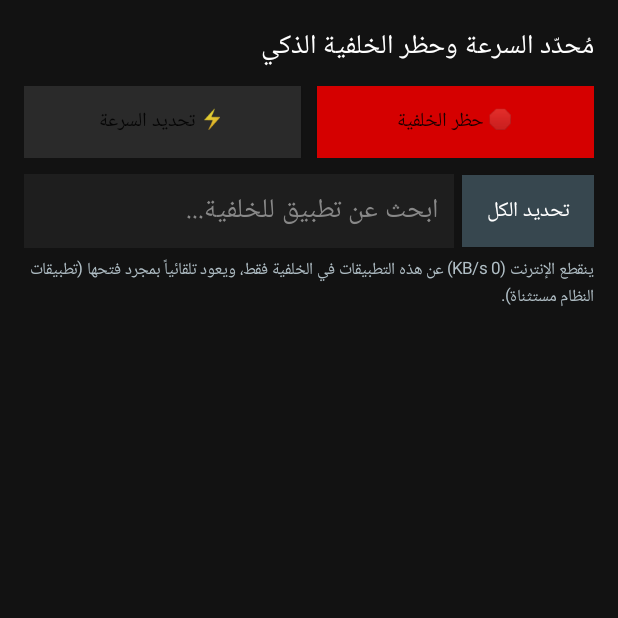
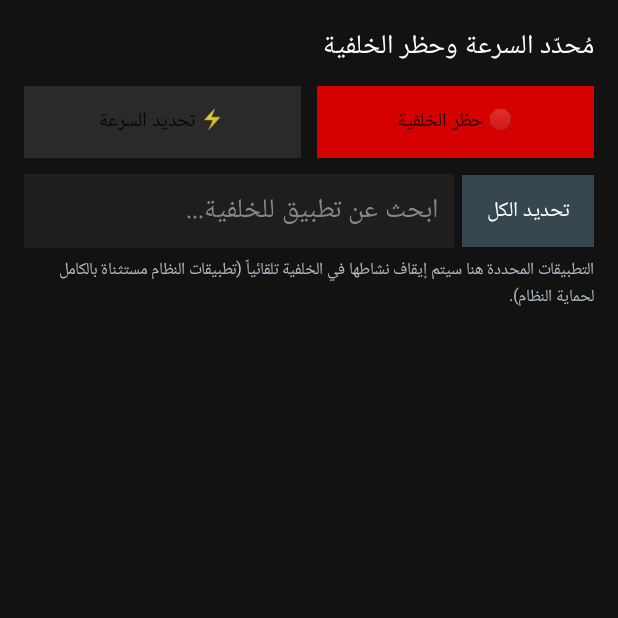
Before and after one commit to rew733/SpeedLimiter, an Android app: the screen it shows after launch (MainActivity), after a tap on "🛑 حظر الخلفية", on a phone screen of 412 x 824 dp, the top half of it. Run offline under Robolectric (Android 15) with nearby library versions, the phone set to English and light mode, and no system bars.

Commit message:
Refactor MainActivity: Clean up imports and UI text
Removed unused imports and updated text for UI elements to improve clarity.

```diff
--- a/app/src/main/java/com/example/speedlimiter/MainActivity.kt
+++ b/app/src/main/java/com/example/speedlimiter/MainActivity.kt
@@ -2,7 +2,6 @@ package com.example.speedlimiter
 
 import android.Manifest
 import android.app.Activity
-import android.app.AppOpsManager
 import android.content.Context
 import android.content.Intent
 import android.content.pm.ApplicationInfo
@@ -12,8 +11,6 @@ import android.graphics.drawable.Drawable
 import android.net.VpnService
 import android.os.Build
 import android.os.Bundle
-import android.os.Process
-import android.provider.Settings
 import android.text.Editable
 import android.text.InputType
 import android.text.TextWatcher
@@ -85,7 +82,7 @@ class MainActivity : AppCompatActivity() {
         }
 
         val titleText = TextView(this).apply {
-            text = "مُحدّد السرعة وحظر الخلفية الذكي"
+            text = "مُحدّد السرعة وحظر الخلفية"
             textSize = 18f
             setTextColor(Color.WHITE)
             setPadding(0, 0, 0, 16)
@@ -216,7 +213,7 @@ class MainActivity : AppCompatActivity() {
         speedLayoutContainer.addView(speedListView)
         rootLayout.addView(speedLayoutContainer)
 
-        // تبويب حظر الخلفية الذكي
+        // تبويب حظر الخلفية
         bgLayoutContainer = LinearLayout(this).apply {
             orientation = LinearLayout.VERTICAL
             layoutParams = LinearLayout.LayoutParams(ViewGroup.LayoutParams.MATCH_PARENT, 0, 1f)
@@ -255,7 +252,7 @@ class MainActivity : AppCompatActivity() {
         bgLayoutContainer.addView(bgHeaderRow)
 
         val bgInfoText = TextView(this).apply {
-            text = "ينقطع الإنترنت (0 KB/s) عن هذه التطبيقات في الخلفية فقط، ويعود تلقائياً بمجرد فتحها (تطبيقات النظام مستثناة)."
+            text = "التطبيقات المحددة هنا سيتم إيقاف نشاطها في الخلفية تلقائياً (تطبيقات النظام مستثناة بالكامل لحماية النظام)."
             textSize = 11f
             setTextColor(Color.parseColor("#B0BEC5"))
             setPadding(0, 0, 0, 8)
@@ -302,22 +299,7 @@ class MainActivity : AppCompatActivity() {
             bgLayoutContainer.visibility = View.VISIBLE
             tabSpeedBtn.setBackgroundColor(Color.parseColor("#2A2A2A"))
             tabBgBtn.setBackgroundColor(Color.parseColor("#D50000"))
-            if (!hasUsageStatsPermission()) {
-                Toast.makeText(this, "فعّل إذن 'الوصول إلى بيانات الاستخدام' لتمييز التطبيق المفتوح تلقائياً", Toast.LENGTH_LONG).show()
-                startActivity(Intent(Settings.ACTION_USAGE_ACCESS_SETTINGS))
-            }
         }
-    }
-
-    private fun hasUsageStatsPermission(): Boolean {
-        val appOps = getSystemService(Context.APP_OPS_SERVICE) as AppOpsManager
-        val mode = if (Build.VERSION.SDK_INT >= Build.VERSION_CODES.Q) {
-            appOps.unsafeCheckOpNoThrow(AppOpsManager.OPSTR_GET_USAGE_STATS, Process.myUid(), packageName)
-        } else {
-            @Suppress("DEPRECATION")
-            appOps.checkOpNoThrow(AppOpsManager.OPSTR_GET_USAGE_STATS, Process.myUid(), packageName)
-        }
-        return mode == AppOpsManager.MODE_ALLOWED
     }
 
     private fun loadInstalledApps() {
@@ -421,11 +403,6 @@ class MainActivity : AppCompatActivity() {
     private fun prepareAndStartVpn() {
         if (selectedSpeedPackages.isEmpty() && selectedBgKillPackages.isEmpty()) {
             Toast.makeText(this, "اختر تطبيقاً واحداً على الأقل في أي من القائمتين", Toast.LENGTH_SHORT).show()
-            return
-        }
-        if (selectedBgKillPackages.isNotEmpty() && !hasUsageStatsPermission()) {
-            Toast.makeText(this, "يجب تفعيل إذن الوصول إلى بيانات الاستخدام أولاً لعمل الحظر الذكي", Toast.LENGTH_LONG).show()
-            startActivity(Intent(Settings.ACTION_USAGE_ACCESS_SETTINGS))
             return
         }
         savePreferences()
```
